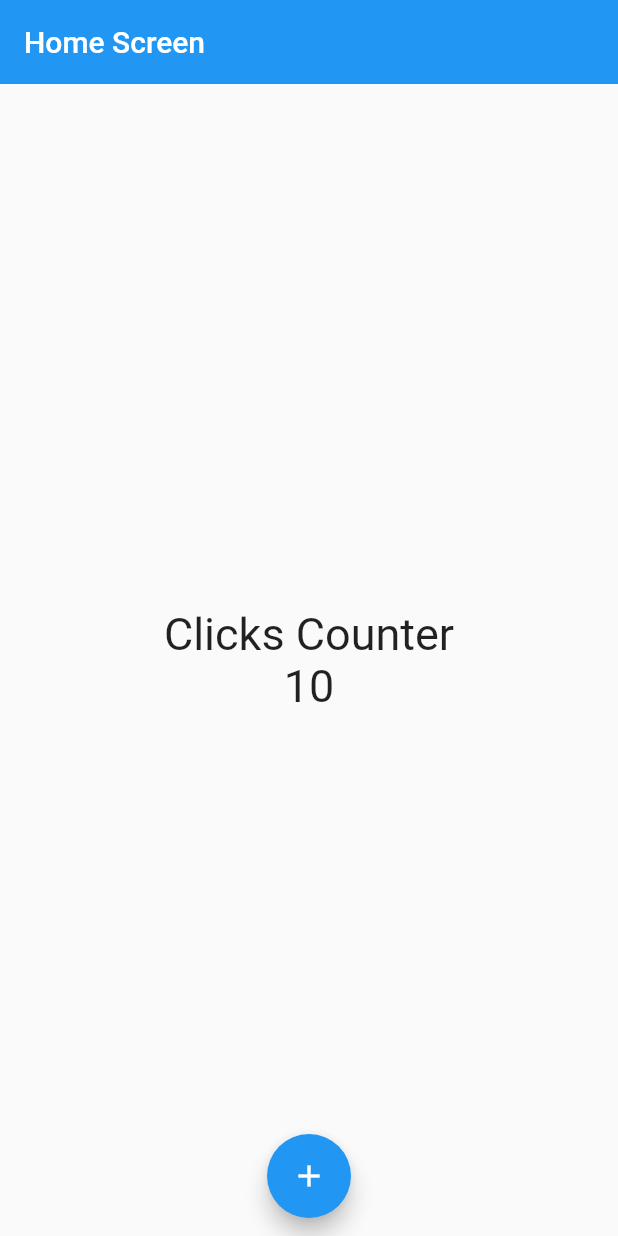
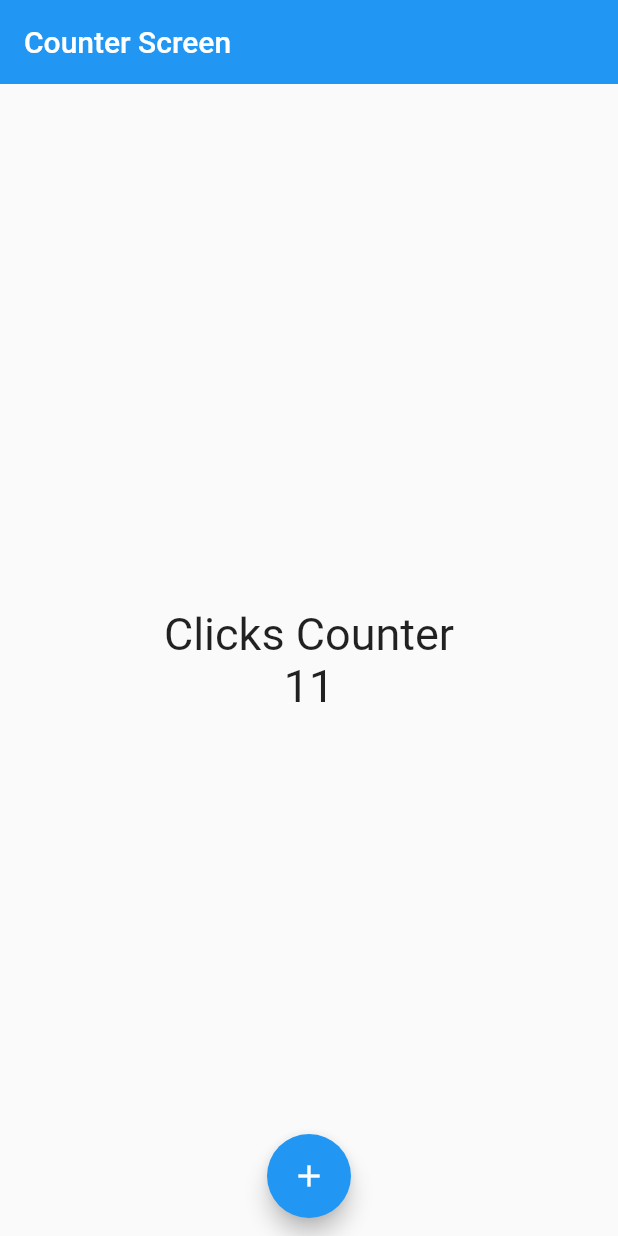
Before and after one commit to Jos017/FlutterIOSAndroidCourseExercises, a Flutter app: the screen it shows after launch, after a tap on the "add" icon, on a phone screen of 412 x 824 dp. Run offline on Flutter 3.47's test engine with Material 2 defaults, Android fonts, the phone set to English and light mode, and no system bars.

Commit message:
Add Statefull widget with counter

```diff
--- a/flutter/counter_app/lib/main.dart
+++ b/flutter/counter_app/lib/main.dart
@@ -1,6 +1,7 @@
+import 'package:counter_app/screens/counter_scren.dart';
 import 'package:flutter/material.dart';
 
-import 'package:counter_app/screens/home_screen.dart';
+// import 'package:counter_app/screens/home_screen.dart';
 
 void main() {
   runApp(const MyApp());
@@ -13,7 +14,8 @@ class MyApp extends StatelessWidget {
   Widget build(BuildContext context) {
     return const MaterialApp(
       debugShowCheckedModeBanner: false,
-      home: HomeScreen(),
+      // home: HomeScreen(),
+      home: CounterScreen(),
     );
   }
 }
--- /dev/null
+++ b/flutter/counter_app/lib/screens/counter_scren.dart
@@ -0,0 +1,43 @@
+import 'package:flutter/material.dart';
+
+class CounterScreen extends StatefulWidget {
+  const CounterScreen({super.key});
+
+  @override
+  State<CounterScreen> createState() => _CounterScreenState();
+}
+
+class _CounterScreenState extends State<CounterScreen> {
+  int counter = 10;
+
+  @override
+  Widget build(BuildContext context) {
+    const fontSize30 = TextStyle(fontSize: 30);
+
+    return Scaffold(
+      appBar: AppBar(
+        elevation: 0,
+        title: const Text('Counter Screen'),
+      ),
+      body: Center(
+        child: Column(
+          mainAxisAlignment: MainAxisAlignment.center,
+          crossAxisAlignment: CrossAxisAlignment.center,
+          children: [
+            const Text('Clicks Counter', style: fontSize30),
+            Text('$counter', style: fontSize30),
+          ],
+        ),
+      ),
+      floatingActionButtonLocation:
+          FloatingActionButtonLocation.miniCenterFloat,
+      floatingActionButton: FloatingActionButton(
+        onPressed: () {
+          counter++;
+          setState(() {});
+        },
+        child: const Icon(Icons.add),
+      ),
+    );
+  }
+}
```
